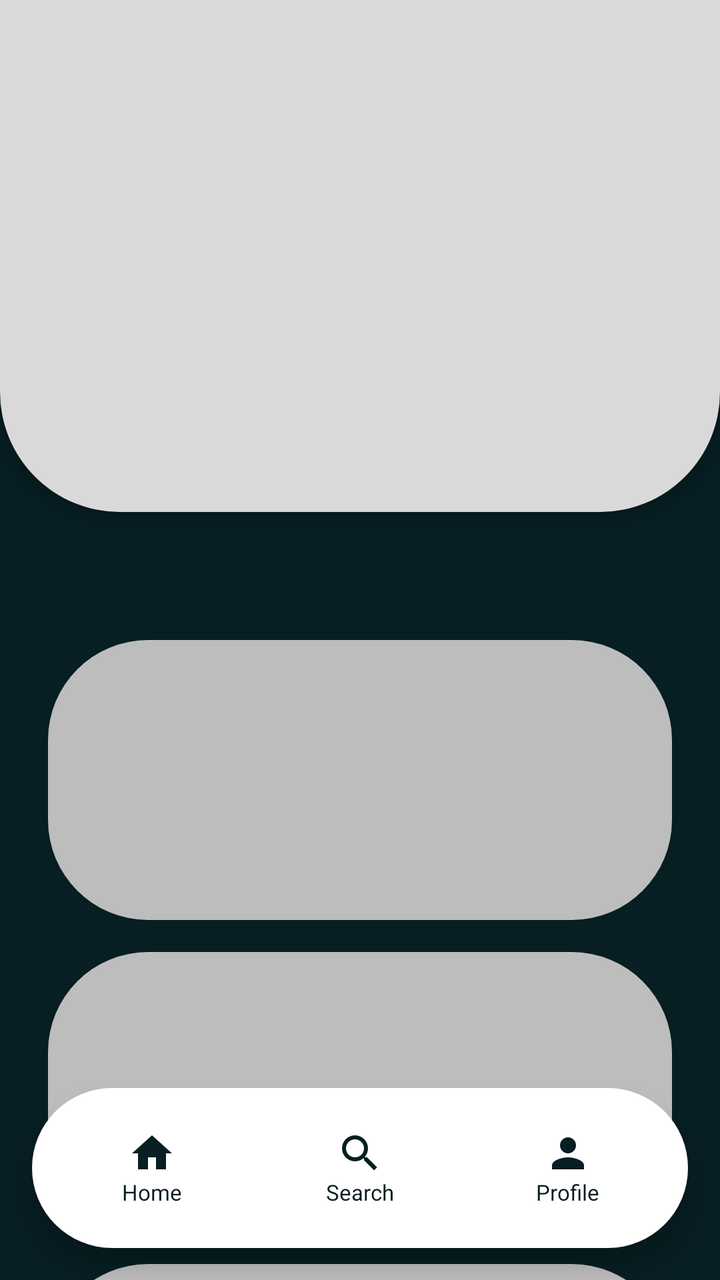
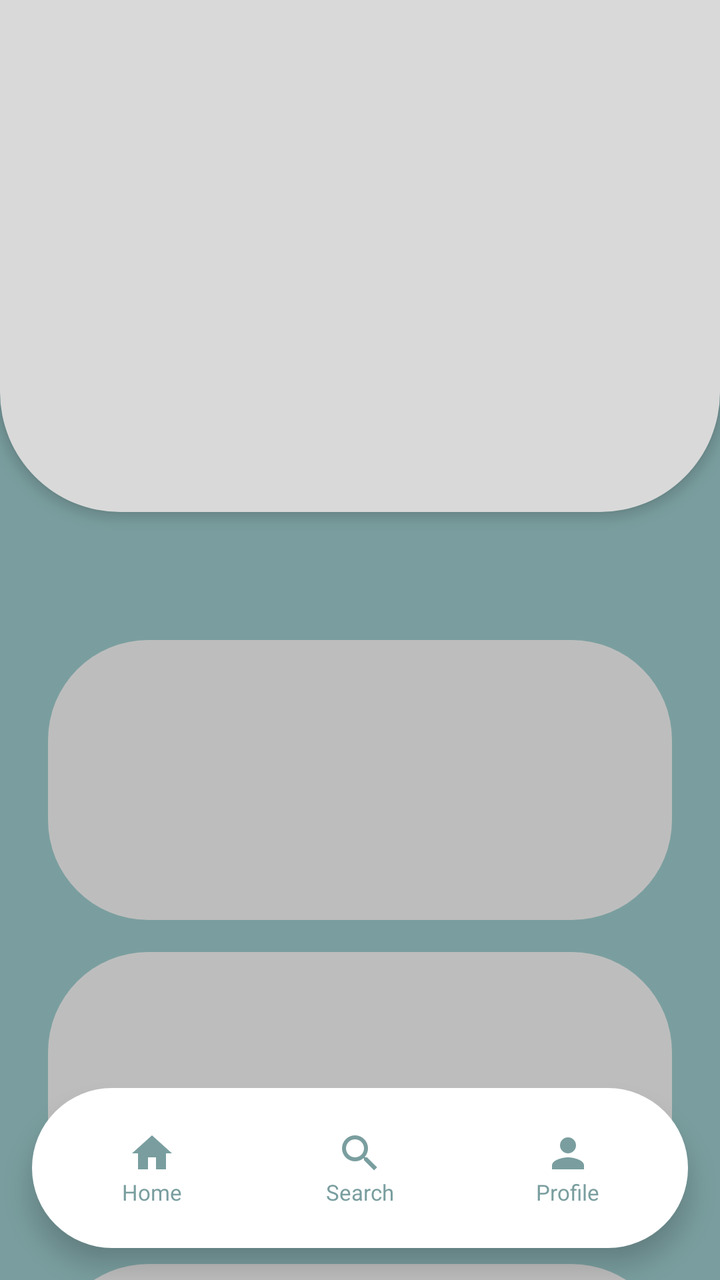

Two renders of the same Android screen: before a commit and after it. Below are the layout's source before the change and the commit's diff.
<!-- AndroidManifest.xml: application theme Theme.Trial2 -->
<!-- res/layout/activity_home.xml -->
<?xml version="1.0" encoding="utf-8"?>
<androidx.constraintlayout.widget.ConstraintLayout xmlns:android="http://schemas.android.com/apk/res/android"
    xmlns:app="http://schemas.android.com/apk/res-auto"
    xmlns:tools="http://schemas.android.com/tools"
    android:id="@+id/main"
    android:layout_width="match_parent"
    android:layout_height="match_parent"
    android:background="@color/DarkSlate"
    tools:context=".HomeActivity">

    
    <androidx.core.widget.NestedScrollView
        android:id="@+id/scrollView"
        android:layout_width="match_parent"
        android:layout_height="match_parent"
        android:clipToPadding="false"
        app:layout_constraintBottom_toBottomOf="parent"
        app:layout_constraintTop_toTopOf="parent">

        <LinearLayout
            android:layout_width="match_parent"
            android:layout_height="wrap_content"
            android:orientation="vertical"
            android:paddingHorizontal="24dp">

            <View
                android:layout_width="match_parent"
                android:layout_height="320dp" />

            <View
                android:layout_width="match_parent"
                android:layout_height="140dp"
                android:layout_marginBottom="16dp"
                android:background="@drawable/home_item_bg" />

            <View
                android:layout_width="match_parent"
                android:layout_height="140dp"
                android:layout_marginBottom="16dp"
                android:background="@drawable/home_item_bg" />

            <View
                android:layout_width="match_parent"
                android:layout_height="140dp"
                android:layout_marginBottom="16dp"
                android:background="@drawable/home_item_bg" />

            <View
                android:layout_width="match_parent"
                android:layout_height="140dp"
                android:layout_marginBottom="16dp"
                android:background="@drawable/home_item_bg" />

            <View
                android:layout_width="match_parent"
                android:layout_height="120dp" />

        </LinearLayout>
    </androidx.core.widget.NestedScrollView>

    
    <View
        android:id="@+id/topCard"
        android:layout_width="match_parent"
        android:layout_height="0dp"
        android:background="@drawable/home_top_bg"
        android:elevation="4dp"
        app:layout_constraintHeight_percent="0.4"
        app:layout_constraintTop_toTopOf="parent" />

    
    <LinearLayout
        android:id="@+id/bottomNavigation"
        android:layout_width="match_parent"
        android:layout_height="80dp"
        android:layout_margin="16dp"
        android:background="@drawable/white_pill_bg"
        android:elevation="8dp"
        android:gravity="center"
        android:orientation="horizontal"
        android:padding="8dp"
        app:layout_constraintBottom_toBottomOf="parent">

        <LinearLayout
            android:layout_width="0dp"
            android:layout_height="match_parent"
            android:layout_weight="1"
            android:clickable="true"
            android:focusable="true"
            android:background="?attr/selectableItemBackgroundBorderless"
            android:gravity="center"
            android:orientation="vertical">
            <ImageView
                android:layout_width="24dp"
                android:layout_height="24dp"
                android:src="@drawable/ic_home"
                app:tint="@color/DarkSlate" />
            <TextView
                android:layout_width="wrap_content"
                android:layout_height="wrap_content"
                android:text="@string/nav_home"
                android:textSize="11sp"
                android:textColor="@color/DarkSlate" />
        </LinearLayout>

        <LinearLayout
            android:layout_width="0dp"
            android:layout_height="match_parent"
            android:layout_weight="1"
            android:clickable="true"
            android:focusable="true"
            android:background="?attr/selectableItemBackgroundBorderless"
            android:gravity="center"
            android:orientation="vertical"
            android:onClick="SearchButton">
            <ImageView
                android:layout_width="24dp"
                android:layout_height="24dp"
                android:src="@drawable/ic_search"
                app:tint="@color/DarkSlate" />
            <TextView
                android:layout_width="wrap_content"
                android:layout_height="wrap_content"
                android:text="@string/nav_search"
                android:textSize="11sp"
                android:textColor="@color/DarkSlate" />
        </LinearLayout>

        <LinearLayout
            android:layout_width="0dp"
            android:layout_height="match_parent"
            android:layout_weight="1"
            android:clickable="true"
            android:focusable="true"
            android:background="?attr/selectableItemBackgroundBorderless"
            android:gravity="center"
            android:orientation="vertical">
            <ImageView
                android:layout_width="24dp"
                android:layout_height="24dp"
                android:src="@drawable/ic_person"
                app:tint="@color/DarkSlate" />
            <TextView
                android:layout_width="wrap_content"
                android:layout_height="wrap_content"
                android:text="@string/nav_profile"
                android:textSize="11sp"
                android:textColor="@color/DarkSlate" />
        </LinearLayout>

    </LinearLayout>

</androidx.constraintlayout.widget.ConstraintLayout>
<!-- resources referenced by this layout -->
<resources>
  <color name="DarkSlate">#071E22</color>
  <!-- drawable home_item_bg (drawable) -->
  <?xml version="1.0" encoding="utf-8"?>
  <shape xmlns:android="http://schemas.android.com/apk/res/android">
      <solid android:color="#BDBDBD" />
      <corners android:radius="50dp" />
  </shape>
  <!-- drawable home_top_bg (drawable) -->
  <?xml version="1.0" encoding="utf-8"?>
  <shape xmlns:android="http://schemas.android.com/apk/res/android">
      <solid android:color="#D9D9D9" />
      <corners
          android:bottomLeftRadius="60dp"
          android:bottomRightRadius="60dp" />
  </shape>
  <!-- drawable ic_home (drawable) -->
  <vector xmlns:android="http://schemas.android.com/apk/res/android"
      android:width="24dp"
      android:height="24dp"
      android:viewportWidth="24"
      android:viewportHeight="24">
      <path
          android:fillColor="#000000"
          android:pathData="M10,20V14H14V20H19V12H22L12,3L2,12H5V20H10Z" />
  </vector>
  <!-- drawable ic_person (drawable) -->
  <vector xmlns:android="http://schemas.android.com/apk/res/android"
      android:width="24dp"
      android:height="24dp"
      android:viewportWidth="24"
      android:viewportHeight="24">
      <path
          android:fillColor="#000000"
          android:pathData="M12,12c2.21,0 4,-1.79 4,-4s-1.79,-4 -4,-4s-4,1.79 -4,4s1.79,4 4,4zM12,14c-2.67,0 -8,1.34 -8,4v2h16v-2c0,-2.66 -5.33,-4 -8,-4z" />
  </vector>
  <!-- drawable ic_search (drawable) -->
  <vector xmlns:android="http://schemas.android.com/apk/res/android"
      android:width="24dp"
      android:height="24dp"
      android:viewportWidth="24"
      android:viewportHeight="24">
      <path
          android:fillColor="#000000"
          android:pathData="M15.5,14H14.71L14.43,13.73C15.41,12.59 16,11.11 16,9.5A6.5,6.5 0 1,0 9.5,16C11.11,16 12.59,15.41 13.73,14.43L14,14.71V15.5L19,20.5L20.5,19L15.5,14M9.5,14C7.01,14 5,11.99 5,9.5C5,7.01 7.01,5 9.5,5C11.99,5 14,7.01 14,9.5C14,11.99 11.99,14 9.5,14Z" />
  </vector>
  <!-- drawable white_pill_bg (drawable) -->
  <?xml version="1.0" encoding="utf-8"?>
  <shape xmlns:android="http://schemas.android.com/apk/res/android">
      <solid android:color="@color/white" />
      <corners android:radius="100dp" />
  </shape>
  <string name="nav_home">Home</string>
  <string name="nav_profile">Profile</string>
  <string name="nav_search">Search</string>
  <style name="Theme.Trial2" parent="Theme.MaterialComponents.DayNight.NoActionBar">
          
          <item name="android:windowBackground">@color/DarkSlate</item>
          <item name="colorPrimary">@color/white</item>
          <item name="colorPrimaryVariant">@color/purple_700</item>
          <item name="colorOnPrimary">@color/DarkSlate</item>
          
          <item name="colorSecondary">@color/teal_200</item>
          <item name="colorSecondaryVariant">@color/teal_700</item>
          <item name="colorOnSecondary">@color/black</item>
          
          <item name="android:statusBarColor">@color/black</item>
          
      </style>
  <color name="white">#FFFFFFFF</color>
  <color name="purple_700">#FF3700B3</color>
  <color name="teal_200">#FF03DAC5</color>
  <color name="teal_700">#FF018786</color>
  <color name="black">#FF000000</color>
</resources>

<!-- the commit's change to res/layout/activity_home.xml (unified diff, before → after) -->
@@ -5,7 +5,7 @@
     android:id="@+id/main"
     android:layout_width="match_parent"
     android:layout_height="match_parent"
-    android:background="@color/DarkSlate"
+    android:background="@color/LightDarkSlate"
     tools:context=".HomeActivity">
 
     
@@ -94,13 +94,13 @@
                 android:layout_width="24dp"
                 android:layout_height="24dp"
                 android:src="@drawable/ic_home"
-                app:tint="@color/DarkSlate" />
+                app:tint="@color/LightDarkSlate" />
             <TextView
                 android:layout_width="wrap_content"
                 android:layout_height="wrap_content"
                 android:text="@string/nav_home"
                 android:textSize="11sp"
-                android:textColor="@color/DarkSlate" />
+                android:textColor="@color/LightDarkSlate" />
         </LinearLayout>
 
         <LinearLayout
@@ -117,13 +117,13 @@
                 android:layout_width="24dp"
                 android:layout_height="24dp"
                 android:src="@drawable/ic_search"
-                app:tint="@color/DarkSlate" />
+                app:tint="@color/LightDarkSlate" />
             <TextView
                 android:layout_width="wrap_content"
                 android:layout_height="wrap_content"
                 android:text="@string/nav_search"
                 android:textSize="11sp"
-                android:textColor="@color/DarkSlate" />
+                android:textColor="@color/LightDarkSlate" />
         </LinearLayout>
 
         <LinearLayout
@@ -139,13 +139,13 @@
                 android:layout_width="24dp"
                 android:layout_height="24dp"
                 android:src="@drawable/ic_person"
-                app:tint="@color/DarkSlate" />
+                app:tint="@color/LightDarkSlate" />
             <TextView
                 android:layout_width="wrap_content"
                 android:layout_height="wrap_content"
                 android:text="@string/nav_profile"
                 android:textSize="11sp"
-                android:textColor="@color/DarkSlate" />
+                android:textColor="@color/LightDarkSlate" />
         </LinearLayout>
 
     </LinearLayout>
<!-- resource entries referenced after the edit -->
@@ -1,6 +1,6 @@
 <!-- resources referenced by this layout -->
 <resources>
-  <color name="DarkSlate">#071E22</color>
+  <color name="LightDarkSlate">#7A9E9F</color>
   <!-- drawable home_item_bg (drawable) -->
   <?xml version="1.0" encoding="utf-8"?>
   <shape xmlns:android="http://schemas.android.com/apk/res/android">
@@ -56,10 +56,10 @@
   <string name="nav_search">Search</string>
   <style name="Theme.Trial2" parent="Theme.MaterialComponents.DayNight.NoActionBar">
           
-          <item name="android:windowBackground">@color/DarkSlate</item>
+          <item name="android:windowBackground">@color/LightDarkSlate</item>
           <item name="colorPrimary">@color/white</item>
           <item name="colorPrimaryVariant">@color/purple_700</item>
-          <item name="colorOnPrimary">@color/DarkSlate</item>
+          <item name="colorOnPrimary">@color/LightDarkSlate</item>
           
           <item name="colorSecondary">@color/teal_200</item>
           <item name="colorSecondaryVariant">@color/teal_700</item>
